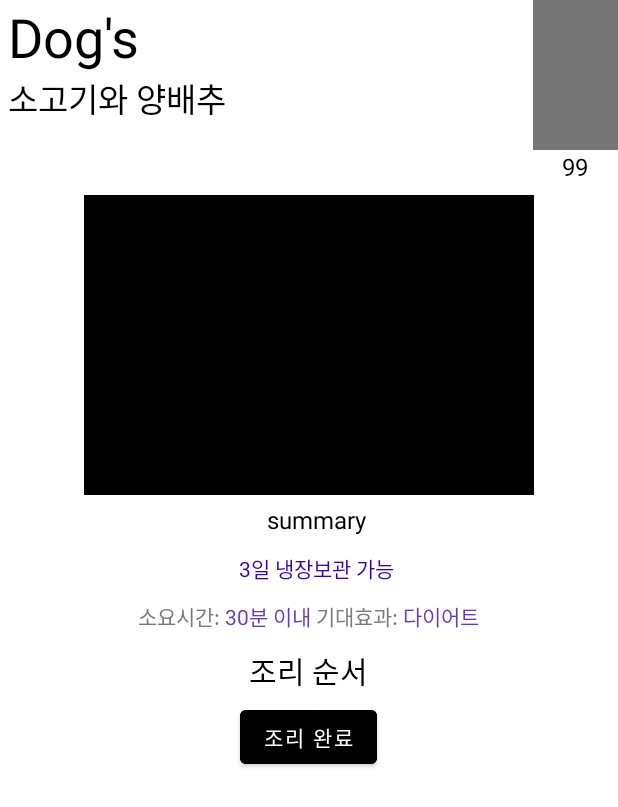
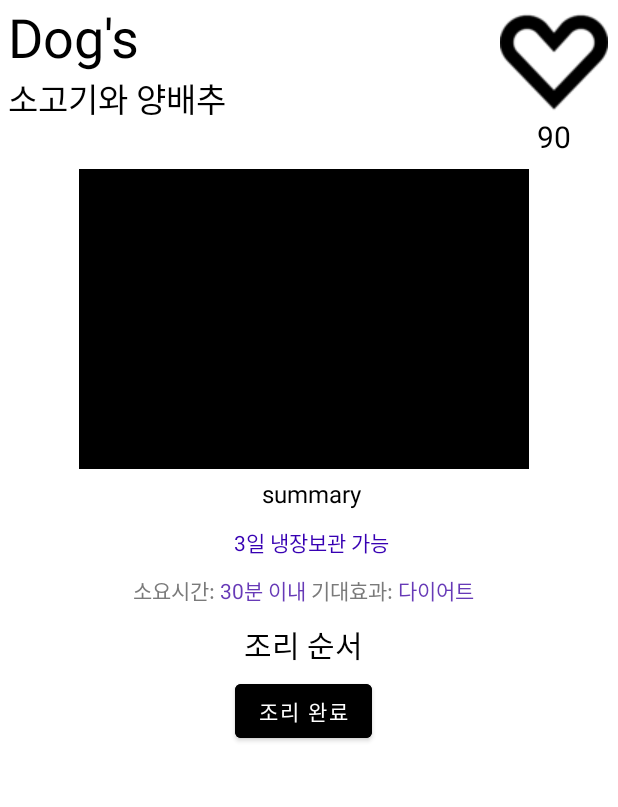
Before and after one commit to Learn-the-World-ewha/Cookforpet, an Android app: the layout activity_dogs_recipe.xml on its own in the app's theme, with its tools: preview values and no code run, on a phone screen of 412 x 824 dp. Shown: the top 807 px of the screen. Run offline under Robolectric (Android 15) with nearby library versions, the phone set to English and light mode, and no system bars.

Commit message:
add like img

```diff
--- a/app/src/main/java/com/example/myapplication/RecipeActivity.java
+++ b/app/src/main/java/com/example/myapplication/RecipeActivity.java
@@ -206,8 +206,8 @@ public class RecipeActivity extends AppCompatActivity {
                }
                 else {
                     Toast.makeText(RecipeActivity.this,"not",Toast.LENGTH_LONG).show();
-                    txt_like.setText("0");
-                    tog_like.setChecked(false);
+     //               txt_like.setText("0");
+     //               tog_like.setChecked(false);
                 }
             }
             @Override
@@ -220,7 +220,7 @@ public class RecipeActivity extends AppCompatActivity {
             public void onCheckedChanged(CompoundButton buttonView, boolean isChecked) {
                 if (isChecked) {
                     flag = 1;
-                    Integer tmp = Integer.parseInt(recipe_like) + 1;
+                    Integer tmp = Integer.parseInt(recipe_like)+1 ;
                     recipe_like = tmp.toString();
                     txt_like.setText(recipe_like);  //like 출력
                     databaseAccess.UpdateLike(user_code, recipe_code, recipe_like);
@@ -229,7 +229,7 @@ public class RecipeActivity extends AppCompatActivity {
 
                 } else {
                         flag = 0;
-                        Integer tmp = Integer.parseInt(recipe_like) - 1;
+                        Integer tmp = Integer.parseInt(recipe_like)-1 ;
                         recipe_like = tmp.toString();
                         txt_like.setText(recipe_like);  //like 출력
                         databaseAccess.UpdateLike(user_code, recipe_code, recipe_like);
--- a/app/src/main/res/drawable/like_toggle.xml
+++ b/app/src/main/res/drawable/like_toggle.xml
@@ -1,5 +1,5 @@
 <?xml version="1.0" encoding="utf-8"?>
 <selector xmlns:android="http://schemas.android.com/apk/res/android">
-    <item android:state_checked="true" android:drawable="@drawable/full_heart"/>
-    <item android:state_checked="false" android:drawable="@drawable/empty_heart"/>
+    <item android:state_checked="true" android:drawable="@drawable/fullheart"/>
+    <item android:state_checked="false" android:drawable="@drawable/emptyheart"/>
 </selector>
--- a/app/src/main/res/layout/activity_dogs_recipe.xml
+++ b/app/src/main/res/layout/activity_dogs_recipe.xml
@@ -2,18 +2,20 @@
 <LinearLayout xmlns:android="http://schemas.android.com/apk/res/android"
     xmlns:app="http://schemas.android.com/apk/res-auto"
     xmlns:tools="http://schemas.android.com/tools"
-    android:layout_width="match_parent"
+    android:layout_width="wrap_content"
     android:layout_height="match_parent"
-    tools:context=".RecipeActivity"
-    android:orientation="vertical">
+    android:orientation="vertical"
+    tools:context=".RecipeActivity">
+
     <LinearLayout
         android:layout_width="match_parent"
-        android:layout_height="wrap_content"
-        >
+        android:layout_height="wrap_content">
+
         <LinearLayout
-            android:layout_width="wrap_content"
+            android:layout_width="333dp"
             android:layout_height="wrap_content"
             android:orientation="vertical">
+
             <TextView
                 android:id="@+id/txt_type"
                 android:layout_width="wrap_content"
@@ -21,8 +23,9 @@
                 android:layout_marginLeft="5dp"
                 android:text="Dog's"
                 android:textColor="@color/black"
-                android:textSize="36sp"
-                />
+                android:textSize="36sp" />
+
+
             <TextView
                 android:id="@+id/txt_title"
                 android:layout_width="350dp"
@@ -30,39 +33,38 @@
                 android:layout_marginLeft="5dp"
                 android:text="소고기와 양배추"
                 android:textColor="@color/black"
-                android:textSize="22sp"
-                />
+                android:textSize="22sp" />
+
         </LinearLayout>
 
         <LinearLayout
             android:layout_width="wrap_content"
             android:layout_height="wrap_content"
-            android:orientation="vertical"
-            >
+            android:orientation="vertical">
+
 
         <CheckBox
-
             android:id="@+id/tog_like"
             android:layout_width="wrap_content"
             android:layout_height="wrap_content"
-                android:button="@drawable/empty_heart"
-
-
-
-
+            android:layout_marginTop="5dp"
+            android:background="@drawable/like_toggle"
+            android:button="@null"
             />
 
         <TextView
             android:id="@+id/txt_like"
             android:layout_width="wrap_content"
             android:layout_height="wrap_content"
-                android:text="99"
+            android:text="90"
+            android:textColor="@color/black"
             android:layout_gravity="center"
-                android:textColor="@color/black"
-                android:textSize="16sp"
-                />
+            android:textSize="20dp" />
+
         </LinearLayout>
+
     </LinearLayout>
+
     <ScrollView
         android:layout_width="match_parent"
         android:layout_height="wrap_content">
@@ -70,105 +72,109 @@
         <LinearLayout
             android:layout_width="match_parent"
             android:layout_height="wrap_content"
-            android:orientation="vertical" >
+            android:orientation="vertical">
 
             <ImageView
                 android:id="@+id/img_main"
                 android:layout_width="300dp"
                 android:layout_height="200dp"
                 android:layout_gravity="center"
+                android:layout_marginTop="8dp"
                 android:scaleType="centerInside"
-                android:layout_marginTop="8dp"
                 tools:srcCompat="@color/black" />
+
             <TextView
                 android:id="@+id/txt_sum"
                 android:layout_width="wrap_content"
                 android:layout_height="wrap_content"
                 android:layout_gravity="center"
+                android:layout_marginVertical="5dp"
                 android:layout_marginLeft="5dp"
-                android:layout_marginVertical="5dp"
                 android:text="summary"
                 android:textColor="@color/black"
-                android:textSize="16sp"
-                />
+                android:textSize="16sp" />
+
             <TextView
                 android:id="@+id/txt_tip"
                 android:layout_width="wrap_content"
                 android:layout_height="wrap_content"
                 android:layout_gravity="center"
+                android:layout_marginVertical="5dp"
                 android:layout_marginLeft="5dp"
-                android:layout_marginVertical="5dp"
                 android:text="3일 냉장보관 가능"
                 android:textColor="@color/purple_700"
-                android:textSize="14sp"/>
+                android:textSize="14sp" />
+
             <LinearLayout
                 android:layout_width="wrap_content"
                 android:layout_height="wrap_content"
-                android:layout_marginVertical="5dp"
-                android:layout_gravity="center">
+                android:layout_gravity="center"
+                android:layout_marginVertical="5dp">
+
                 <TextView
                     android:layout_width="wrap_content"
                     android:layout_height="wrap_content"
                     android:text="소요시간: "
                     android:textColor="#7a7a7a"
-                    android:textSize="14sp"/>
+                    android:textSize="14sp" />
+
                 <TextView
                     android:id="@+id/txt_time"
                     android:layout_width="wrap_content"
                     android:layout_height="wrap_content"
                     android:text="30분 이내"
                     android:textColor="#673AB7"
-                    android:textSize="14sp"
-                    />
+                    android:textSize="14sp" />
+
                 <TextView
                     android:layout_width="wrap_content"
                     android:layout_height="wrap_content"
                     android:text=" 기대효과: "
                     android:textColor="#7a7a7a"
-                    android:textSize="14sp"/>
+                    android:textSize="14sp" />
+
                 <TextView
                     android:id="@+id/txt_eff"
                     android:layout_width="wrap_content"
                     android:layout_height="wrap_content"
                     android:text="다이어트"
                     android:textColor="#673AB7"
-                    android:textSize="14sp"
-                    />
+                    android:textSize="14sp" />
             </LinearLayout>
 
             <LinearLayout
                 android:layout_width="match_parent"
                 android:layout_height="wrap_content"
                 android:orientation="horizontal">
+
                 <androidx.recyclerview.widget.RecyclerView
+                    android:id="@+id/recycler_mat"
                     android:layout_width="match_parent"
-                    android:layout_height="wrap_content"
-                    android:id="@+id/recycler_mat">
-                </androidx.recyclerview.widget.RecyclerView>
+                    android:layout_height="wrap_content"></androidx.recyclerview.widget.RecyclerView>
             </LinearLayout>
+
             <TextView
                 android:layout_width="wrap_content"
                 android:layout_height="wrap_content"
                 android:layout_gravity="center"
+                android:layout_marginVertical="5dp"
                 android:text="조리 순서"
                 android:textColor="@color/black"
-                android:textSize="20sp"
-                android:layout_marginVertical="5dp"/>
+                android:textSize="20sp" />
 
             <androidx.recyclerview.widget.RecyclerView
+                android:id="@+id/recycler_step"
                 android:layout_width="match_parent"
-                android:layout_height="match_parent"
-                android:id="@+id/recycler_step">
-            </androidx.recyclerview.widget.RecyclerView>
+                android:layout_height="match_parent"></androidx.recyclerview.widget.RecyclerView>
+
             <Button
                 android:id="@+id/btn_complete"
                 android:layout_width="wrap_content"
                 android:layout_height="wrap_content"
+                android:layout_gravity="center"
                 android:backgroundTint="@color/black"
-                android:layout_gravity="center"
                 android:onClick="onButton1Clicked"
-                android:text="조리 완료"
-                />
+                android:text="조리 완료" />
         </LinearLayout>
     </ScrollView>
 
```
Also changed, not shown: app/src/main/res/drawable-v24/emptyheart.png (added), app/src/main/res/drawable-v24/fullheart.png (added). Lines whose indentation alone changed are shown as unchanged.
